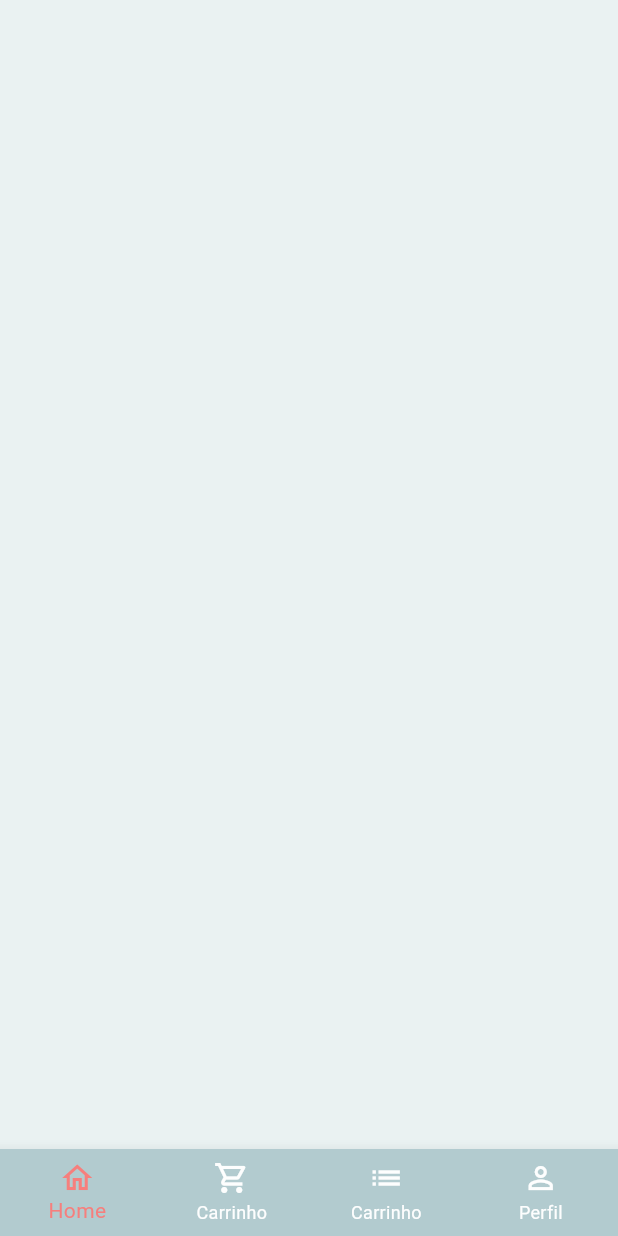
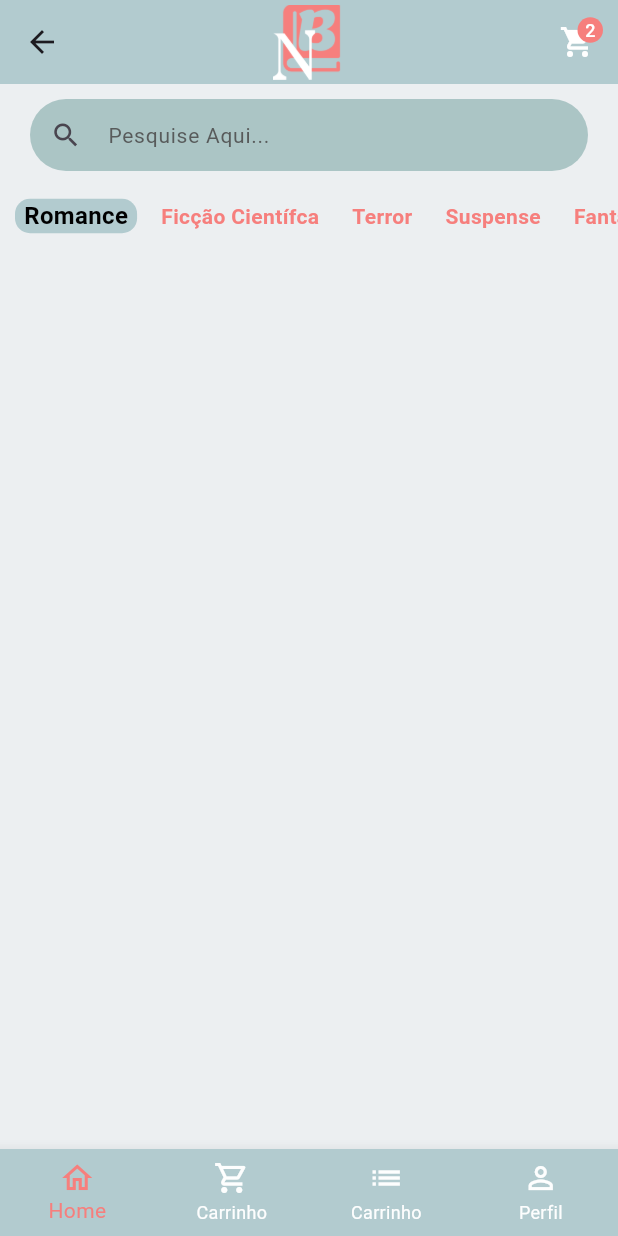
Before and after one commit to kaiky-botelho/nextbook, a Flutter app: the BaseScreen screen opened directly, on a phone screen of 412 x 824 dp. Run offline on Flutter 3.47's test engine with Material 3 defaults, Android fonts, the phone set to English and light mode, and no system bars; our stand-ins replace animated_text_kit, mask_text_input_formatter.

Commit message:
Tela Home

```diff
--- a/lib/src/base/base_screen.dart
+++ b/lib/src/base/base_screen.dart
@@ -1,5 +1,6 @@
 import 'package:flutter/material.dart';
 import 'package:nextbook/src/config/custom_colors.dart';
+import 'package:nextbook/src/home/home_tab.dart';
 
 class BaseScreen extends StatefulWidget {
   const BaseScreen({super.key});
@@ -19,9 +20,7 @@ class _BaseScreenState extends State<BaseScreen> {
         physics: const NeverScrollableScrollPhysics(),
         controller: pageController,
         children: [
-          Container(
-            color: CustomColors.FundoAplicacao,
-          ),
+          HomeTab(),
           Container(
             color: Colors.yellow,
           ),
--- /dev/null
+++ b/lib/src/home/category_tile.dart
@@ -0,0 +1,38 @@
+import 'package:flutter/material.dart';
+
+class CategoryTile extends StatelessWidget {
+  const CategoryTile({
+    super.key,
+    required this.category,
+    required this.isSelected,
+    required this.onPressed,
+  });
+
+  final String category;
+  final bool isSelected;
+  final VoidCallback onPressed;
+
+  @override
+  Widget build(BuildContext context) {
+    return GestureDetector(
+      onTap: onPressed,
+      child: Align(
+        alignment: Alignment.center,
+        child: Container(
+          padding: const EdgeInsets.symmetric(
+            horizontal: 6,
+            ),
+          decoration: BoxDecoration(
+            borderRadius: BorderRadius.circular(10),
+            color: isSelected ? Color.fromARGB(255, 178, 203, 207) : Colors.transparent,
+          ),
+          child: Text (category, style: TextStyle(
+            color: isSelected ? Colors.black : Color(0xFFF67F7D),
+            fontWeight: FontWeight.bold,
+            fontSize: isSelected ? 16 : 14,
+          ),),
+        ),
+      ),
+    );
+  }
+}
--- /dev/null
+++ b/lib/src/home/home_tab.dart
@@ -0,0 +1,114 @@
+import 'package:flutter/material.dart';
+import 'package:nextbook/src/home/category_tile.dart';
+
+class HomeTab extends StatefulWidget {
+  HomeTab({super.key});
+
+  @override
+  State<HomeTab> createState() => _HomeTabState();
+}
+
+class _HomeTabState extends State<HomeTab> {
+  List<String> categories = [
+    "Romance",
+    'Ficção Científca',
+    'Terror',
+    'Suspense',
+    'Fantasia',
+  ];
+
+  String selectedCategory = 'Romance';
+
+  @override
+  Widget build(BuildContext context) {
+    return Scaffold(
+      // Definindo a cor de fundo
+      backgroundColor: Colors.blueGrey[50],
+
+      // App bar
+      appBar: AppBar(
+        backgroundColor: Color.fromARGB(255, 178, 203, 207),
+        elevation: 0,
+        centerTitle: true,
+        title: Row(
+          mainAxisSize: MainAxisSize.min,
+          children: [
+            Image.asset(
+              'lib/imagens/Logo_resumida.png',
+              height: 50,
+            ),
+          ],
+        ),
+        actions: [
+          Padding(
+            padding: const EdgeInsets.all(15),
+            child: GestureDetector(
+              onTap: () {},
+              child: const Badge(
+                  backgroundColor: Color(0xFFF67F7D),
+                  label: Text(
+                    '2',
+                    style: const TextStyle(
+                      color: Colors.white,
+                      fontSize: 12,
+                    ),
+                  ),
+                  child: Icon(Icons.shopping_cart, color: Colors.white)),
+            ),
+          )
+        ],
+      ),
+      body: Column(
+        children: [
+          // Campo Pesquisa
+          Padding(
+            padding: const EdgeInsets.symmetric(
+              horizontal: 20,
+              vertical: 10,
+            ),
+            child: TextFormField(
+              decoration: InputDecoration(
+                  filled: true,
+                  fillColor: Color(0xFFABC5C5),
+                  isDense: true,
+                  hintText: 'Pesquise Aqui...',
+                  hintStyle: const TextStyle(
+                    color: Color.fromARGB(221, 75, 75, 75),
+                    fontSize: 14,
+                  ),
+                  prefixIcon: const Icon(
+                    Icons.search,
+                    size: 21,
+                  ),
+                  border: OutlineInputBorder(
+                      borderRadius: BorderRadius.circular(60),
+                      borderSide:
+                          const BorderSide(width: 0, style: BorderStyle.none))),
+            ),
+          ),
+          // Categorias
+          Container(
+            padding: const EdgeInsets.only(left: 10),
+            height: 40,
+            child: ListView.separated(
+                scrollDirection: Axis.horizontal,
+                itemBuilder: (_, index) {
+                  return CategoryTile(
+                    onPressed: () {
+                      setState(() {
+                        selectedCategory = categories[index];
+                      });
+                    },
+                    category: categories[index],
+                    isSelected: categories[index] == selectedCategory,
+                  );
+                },
+                separatorBuilder: (_, index) => const SizedBox(width: 10),
+                itemCount: categories.length),
+          )
+          // Grid
+        ],
+      ),
+    );
+  }
+}
--- a/pubspec.yaml
+++ b/pubspec.yaml
@@ -30,6 +30,7 @@ environment:
 dependencies:
   flutter:
     sdk: flutter
+
 
 
   # The following adds the Cupertino Icons font to your application.
@@ -65,6 +66,7 @@ flutter:
   assets:
 
   - lib/imagens/logo.png
+  - lib/imagens/Logo_resumida.png
 
   # To add assets to your application, add an assets section, like this:
   # assets:
```
Also changed, not shown: lib/imagens/Logo_resumida.png (added).
